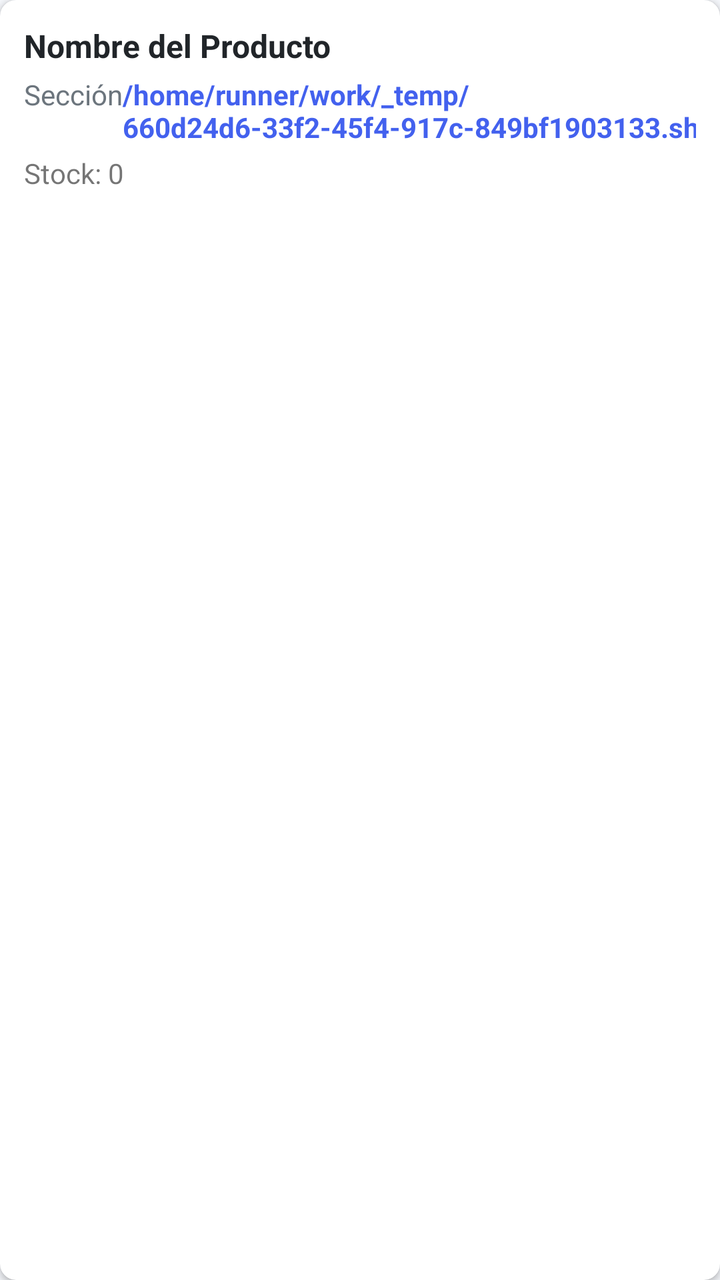
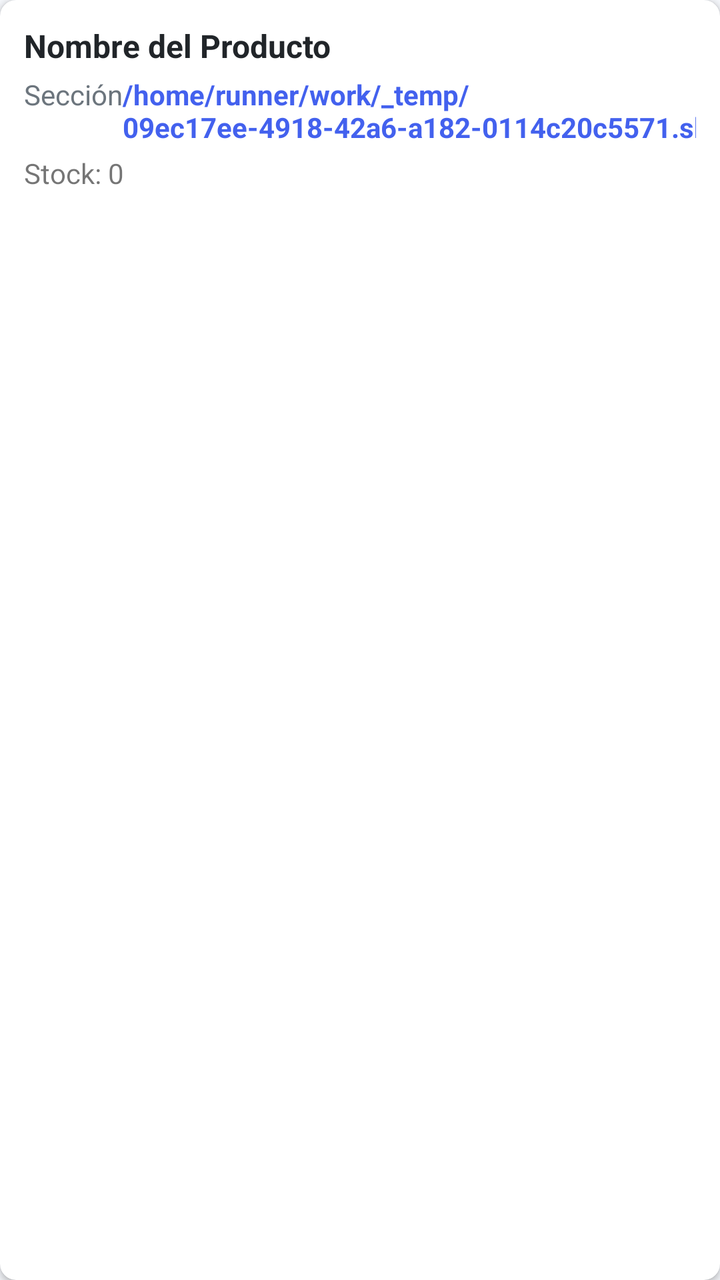

Before-and-after screenshots of an Android layout around one commit, followed by the original layout XML and the change that was made.
<!-- AndroidManifest.xml: application theme Theme.OmniVentas -->
<!-- res/layout/item_producto.xml -->
<?xml version="1.0" encoding="utf-8"?>
<androidx.cardview.widget.CardView xmlns:android="http://schemas.android.com/apk/res/android"
    xmlns:app="http://schemas.android.com/apk/res-auto"
    android:layout_width="match_parent"
    android:layout_height="wrap_content"
    android:layout_marginBottom="8dp"
    app:cardCornerRadius="8dp"
    app:cardElevation="2dp">
    <LinearLayout
        android:layout_width="match_parent"
        android:layout_height="wrap_content"
        android:orientation="vertical"
        android:padding="12dp">
        <TextView
            android:id="@+id/tv_nombre"
            android:layout_width="match_parent"
            android:layout_height="wrap_content"
            android:text="Nombre del Producto"
            android:textSize="16sp"
            android:textStyle="bold"
            android:textColor="@color/dark" />
        <LinearLayout
            android:layout_width="match_parent"
            android:layout_height="wrap_content"
            android:orientation="horizontal"
            android:layout_marginTop="4dp">
            <TextView
                android:id="@+id/tv_seccion"
                android:layout_width="0dp"
                android:layout_height="wrap_content"
                android:layout_weight="1"
                android:text="Sección"
                android:textSize="14sp"
                android:textColor="@color/gray" />
            <TextView
                android:id="@+id/tv_precio"
                android:layout_width="wrap_content"
                android:layout_height="wrap_content"
                android:text="/home/runner/work/_temp/660d24d6-33f2-45f4-917c-849bf1903133.sh.00"
                android:textSize="14sp"
                android:textColor="@color/primary"
                android:textStyle="bold" />
        </LinearLayout>
        <TextView
            android:id="@+id/tv_stock"
            android:layout_width="wrap_content"
            android:layout_height="wrap_content"
            android:text="Stock: 0"
            android:textSize="14sp"
            android:layout_marginTop="4dp" />
    </LinearLayout>
</androidx.cardview.widget.CardView>
<!-- resources referenced by this layout -->
<resources>
  <color name="dark">#212529</color>
  <color name="gray">#6C757D</color>
  <color name="primary">#4361EE</color>
  <style name="Theme.OmniVentas" parent="Theme.MaterialComponents.DayNight.NoActionBar">
          <item name="colorPrimary">@color/primary</item>
          <item name="colorPrimaryVariant">@color/primary_dark</item>
          <item name="colorOnPrimary">@color/white</item>
          <item name="colorSecondary">@color/secondary</item>
          <item name="colorOnSecondary">@color/white</item>
          <item name="android:statusBarColor">@color/primary</item>
          <item name="android:windowBackground">@color/light_gray</item>
      </style>
  <color name="primary_dark">#3A56D4</color>
  <color name="white">#FFFFFF</color>
  <color name="secondary">#3F37C9</color>
  <color name="light_gray">#F5F7FB</color>
</resources>

<!-- the commit's change to res/layout/item_producto.xml (unified diff, before → after) -->
@@ -36,7 +36,7 @@
                 android:id="@+id/tv_precio"
                 android:layout_width="wrap_content"
                 android:layout_height="wrap_content"
-                android:text="/home/runner/work/_temp/660d24d6-33f2-45f4-917c-849bf1903133.sh.00"
+                android:text="/home/runner/work/_temp/09ec17ee-4918-42a6-a182-0114c20c5571.sh.00"
                 android:textSize="14sp"
                 android:textColor="@color/primary"
                 android:textStyle="bold" />
